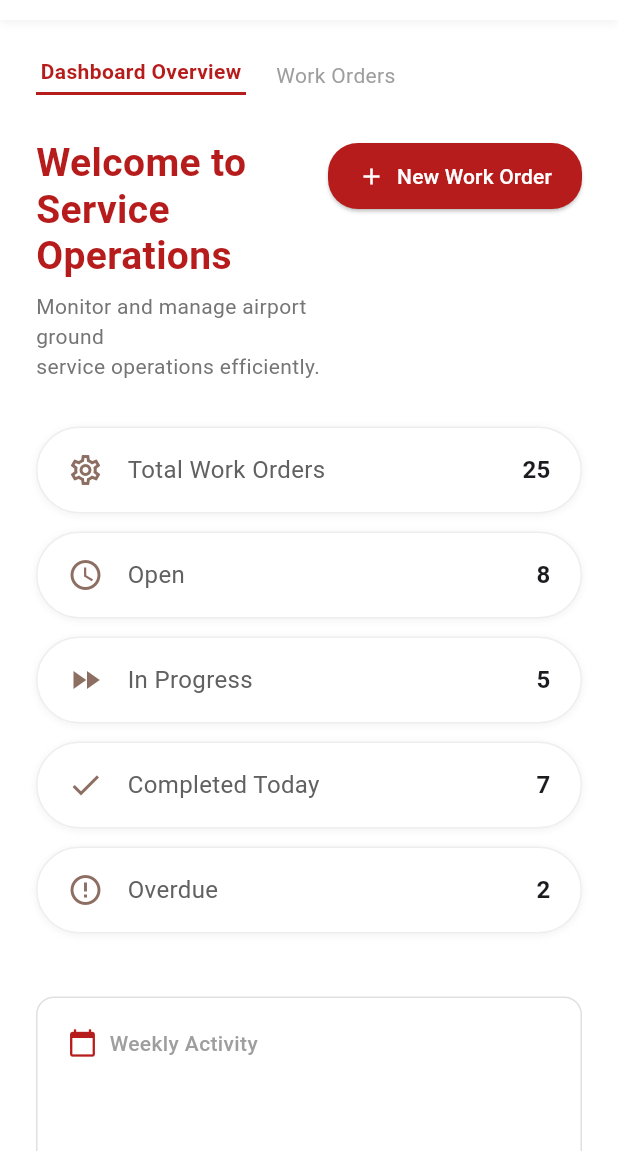
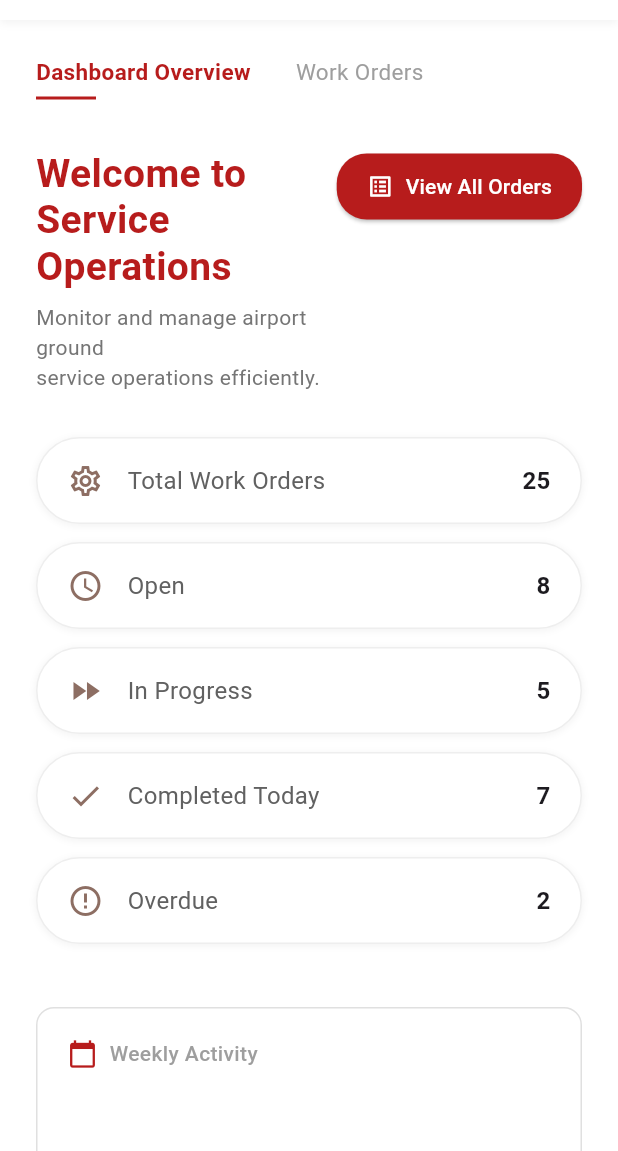
Before and after one commit to VismithaG/Airport-Ground-Operations-Platform, a Flutter app: the DashboardPage screen opened directly with empty values, on a phone screen of 412 x 824 dp, the part 85-1236 px from its top. Run offline on Flutter 3.47's test engine with Material 3 defaults, Android fonts, the phone set to English and light mode, and no system bars; network calls fail.

Commit message:
dashboard and WOL update

```diff
--- a/lib/pages/create_work_order/work_orders_list_page.dart
+++ b/lib/pages/create_work_order/work_orders_list_page.dart
@@ -1,5 +1,6 @@
+// lib/pages/create_work_order/work_orders_list_page.dart
 import 'package:flutter/material.dart';
-import 'create_work_order_page.dart'; // Import your existing create page
+import 'create_work_order_page.dart';
 
 class WorkOrdersListPage extends StatefulWidget {
   const WorkOrdersListPage({super.key});
@@ -9,7 +10,7 @@ class WorkOrdersListPage extends StatefulWidget {
 }
 
 class _WorkOrdersListPageState extends State<WorkOrdersListPage> {
-  // Mock Data to match Section 1.png
+  // Data for the Work Orders Tab
   final List<WorkOrder> _workOrders = [
     WorkOrder(
       id: '22745',
@@ -21,10 +22,7 @@ class _WorkOrdersListPageState extends State<WorkOrdersListPage> {
       priority: 'High',
       createdAt: DateTime.now(),
       dueDate: DateTime(2025, 8, 18),
-      services: [
-        'Unaccompanied Minor/Young...(2)',
-        'VIP or any other person v...(1)'
-      ],
+      services: ['Unaccompanied Minor/Young...(2)', 'VIP or any other person v...(1)'],
       quantities: {},
       notes: '',
     ),
@@ -77,63 +75,22 @@ class _WorkOrdersListPageState extends State<WorkOrdersListPage> {
 
   @override
   Widget build(BuildContext context) {
-    return Scaffold(
-      backgroundColor: Colors.white,
-      body: SingleChildScrollView(
+    // Note: We do NOT use Scaffold here because this is embedded in DashboardPage
+    return SingleChildScrollView(
       padding: const EdgeInsets.all(24.0),
       child: Column(
         crossAxisAlignment: CrossAxisAlignment.start,
         children: [
           // 1. Header Section
-            _buildHeader(),
-            const SizedBox(height: 24),
-
-            // 2. Filters Section
-            _buildFilters(),
-            const SizedBox(height: 24),
-
-            // 3. Table Header
-            _buildTableHeader(),
-            const Divider(),
-
-            // 4. List Items
-            ListView.separated(
-              shrinkWrap: true,
-              physics: const NeverScrollableScrollPhysics(),
-              itemCount: _workOrders.length,
-              separatorBuilder: (context, index) => const Divider(height: 1),
-              itemBuilder: (context, index) {
-                return _buildWorkOrderRow(_workOrders[index]);
-              },
-            ),
-          ],
-        ),
-      ),
-    );
-  }
-
-  // --- Widgets ---
-
-  Widget _buildHeader() {
-    return Row(
+          Row(
             mainAxisAlignment: MainAxisAlignment.spaceBetween,
             children: [
               Column(
                 crossAxisAlignment: CrossAxisAlignment.start,
                 children: const [
-            Text(
-              "Work Orders",
-              style: TextStyle(
-                fontSize: 24,
-                fontWeight: FontWeight.bold,
-                color: Color(0xFFB71C1C), // SriLankan Red
-              ),
-            ),
+                  Text("Work Orders", style: TextStyle(fontSize: 24, fontWeight: FontWeight.bold, color: Color(0xFFB71C1C))),
                   SizedBox(height: 4),
-            Text(
-              "Manage and track service department work orders",
-              style: TextStyle(color: Colors.grey, fontSize: 14),
-            ),
+                  Text("Manage and track service department work orders", style: TextStyle(color: Colors.grey, fontSize: 14)),
                 ],
               ),
               ElevatedButton.icon(
@@ -148,11 +105,11 @@ class _WorkOrdersListPageState extends State<WorkOrdersListPage> {
                 label: const Text("Create New Work Order"),
               ),
             ],
-    );
-  }
+          ),
+          const SizedBox(height: 24),
 
-  Widget _buildFilters() {
-    return Container(
+          // 2. Filters Section
+          Container(
             padding: const EdgeInsets.all(16),
             decoration: BoxDecoration(
               color: Colors.white,
@@ -177,10 +134,7 @@ class _WorkOrdersListPageState extends State<WorkOrdersListPage> {
                       filled: true,
                       fillColor: Colors.grey.shade100,
                       contentPadding: const EdgeInsets.symmetric(vertical: 0),
-                border: OutlineInputBorder(
-                  borderRadius: BorderRadius.circular(8),
-                  borderSide: BorderSide.none,
-                ),
+                      border: OutlineInputBorder(borderRadius: BorderRadius.circular(8), borderSide: BorderSide.none),
                     ),
                   ),
                 ),
@@ -188,6 +142,39 @@ class _WorkOrdersListPageState extends State<WorkOrdersListPage> {
                 _buildDropdownFilter("All Statuses"),
                 const SizedBox(width: 16),
                 _buildDropdownFilter("All Priorities"),
+              ],
+            ),
+          ),
+          const SizedBox(height: 24),
+
+          // 3. Table Header
+          Padding(
+            padding: const EdgeInsets.symmetric(vertical: 12),
+            child: Row(
+              children: const [
+                SizedBox(width: 80, child: Text("Work Order ID", style: TextStyle(fontWeight: FontWeight.bold, fontSize: 12))),
+                Expanded(flex: 2, child: Text("Title & Flight Number", style: TextStyle(fontWeight: FontWeight.bold, fontSize: 12))),
+                Expanded(flex: 1, child: Text("Priority", style: TextStyle(fontWeight: FontWeight.bold, fontSize: 12))),
+                Expanded(flex: 1, child: Text("Status", style: TextStyle(fontWeight: FontWeight.bold, fontSize: 12))),
+                Expanded(flex: 2, child: Text("Services", style: TextStyle(fontWeight: FontWeight.bold, fontSize: 12))),
+                Expanded(flex: 1, child: Text("Location", style: TextStyle(fontWeight: FontWeight.bold, fontSize: 12))),
+                Expanded(flex: 1, child: Text("Due Date", style: TextStyle(fontWeight: FontWeight.bold, fontSize: 12))),
+                SizedBox(width: 60, child: Text("Action", style: TextStyle(fontWeight: FontWeight.bold, fontSize: 12))),
+              ],
+            ),
+          ),
+          const Divider(),
+
+          // 4. List Items
+          ListView.separated(
+            shrinkWrap: true,
+            physics: const NeverScrollableScrollPhysics(),
+            itemCount: _workOrders.length,
+            separatorBuilder: (context, index) => const Divider(height: 1),
+            itemBuilder: (context, index) {
+              return _buildWorkOrderRow(_workOrders[index]);
+            },
+          ),
         ],
       ),
     );
@@ -211,24 +198,6 @@ class _WorkOrdersListPageState extends State<WorkOrdersListPage> {
     );
   }
 
-  Widget _buildTableHeader() {
-    return Padding(
-      padding: const EdgeInsets.symmetric(vertical: 12),
-      child: Row(
-        children: const [
-          SizedBox(width: 80, child: Text("Work Order ID", style: TextStyle(fontWeight: FontWeight.bold, fontSize: 12))),
-          Expanded(flex: 2, child: Text("Title & Flight Number", style: TextStyle(fontWeight: FontWeight.bold, fontSize: 12))),
-          Expanded(flex: 1, child: Text("Priority", style: TextStyle(fontWeight: FontWeight.bold, fontSize: 12))),
-          Expanded(flex: 1, child: Text("Status", style: TextStyle(fontWeight: FontWeight.bold, fontSize: 12))),
-          Expanded(flex: 2, child: Text("Services", style: TextStyle(fontWeight: FontWeight.bold, fontSize: 12))),
-          Expanded(flex: 1, child: Text("Location", style: TextStyle(fontWeight: FontWeight.bold, fontSize: 12))),
-          Expanded(flex: 1, child: Text("Due Date", style: TextStyle(fontWeight: FontWeight.bold, fontSize: 12))),
-          SizedBox(width: 60, child: Text("Action", style: TextStyle(fontWeight: FontWeight.bold, fontSize: 12))),
-        ],
-      ),
-    );
-  }
-
   Widget _buildWorkOrderRow(WorkOrder wo) {
     return Padding(
       padding: const EdgeInsets.symmetric(vertical: 16),
@@ -247,21 +216,12 @@ class _WorkOrdersListPageState extends State<WorkOrdersListPage> {
               ],
             ),
           ),
-          Expanded(
-            flex: 1,
-            child: Text(
-              wo.priority ?? 'Medium',
-              style: const TextStyle(fontSize: 13),
-            )
-          ),
+          Expanded(flex: 1, child: Text(wo.priority ?? 'Medium', style: const TextStyle(fontSize: 13))),
           Expanded(
             flex: 1,
             child: Text(
               wo.status,
-              style: TextStyle(
-                fontWeight: FontWeight.w500,
-                color: wo.status == 'Open' ? Colors.green : Colors.black87,
-              ),
+              style: TextStyle(fontWeight: FontWeight.w500, color: wo.status == 'Open' ? Colors.green : Colors.black87),
             ),
           ),
           Expanded(
@@ -273,45 +233,29 @@ class _WorkOrdersListPageState extends State<WorkOrdersListPage> {
                       padding: const EdgeInsets.only(bottom: 2.0),
                       child: Text(s, style: const TextStyle(color: Colors.blue, fontSize: 12)),
                     )),
-                if (wo.services.length > 2)
-                  const Text("+1 more", style: TextStyle(color: Colors.blue, fontSize: 12)),
+                if (wo.services.length > 2) const Text("+1 more", style: TextStyle(color: Colors.blue, fontSize: 12)),
               ],
             ),
           ),
           Expanded(
             flex: 1,
-            child: Row(
-              children: [
-                const Icon(Icons.location_on_outlined, size: 14, color: Colors.grey),
-                const SizedBox(width: 4),
-                Text(wo.location, style: const TextStyle(fontSize: 13)),
-              ],
-            ),
+            child: Row(children: [const Icon(Icons.location_on_outlined, size: 14, color: Colors.grey), const SizedBox(width: 4), Text(wo.location, style: const TextStyle(fontSize: 13))]),
           ),
           Expanded(
             flex: 1,
-            child: Row(
-              children: [
+            child: Row(children: [
               const Icon(Icons.calendar_today_outlined, size: 14, color: Colors.grey),
               const SizedBox(width: 4),
-                Text(
-                  wo.dueDate != null
-                    ? "${wo.dueDate!.day} - ${_getMonth(wo.dueDate!.month)} - ${wo.dueDate!.year}"
-                    : "N/A",
-                  style: const TextStyle(fontSize: 13),
-                ),
-              ],
-            ),
+              Text(wo.dueDate != null ? "${wo.dueDate!.day} - ${_getMonth(wo.dueDate!.month)} - ${wo.dueDate!.year}" : "N/A", style: const TextStyle(fontSize: 13)),
+            ]),
           ),
           SizedBox(
             width: 60,
-            child: Row(
-              children: [
+            child: Row(children: [
               Icon(Icons.remove_red_eye_outlined, size: 18, color: Colors.yellow[700]),
               const SizedBox(width: 8),
               const Icon(Icons.edit_outlined, size: 18, color: Colors.blue),
-              ],
-            ),
+            ]),
           ),
         ],
       ),
--- a/lib/pages/dashboard.dart
+++ b/lib/pages/dashboard.dart
@@ -1,5 +1,7 @@
+// lib/pages/dashboard.dart
 import 'package:flutter/material.dart';
-import 'dashboardheader.dart'; // Ensure this matches your file structure
+import 'dashboardheader.dart';
+import 'create_work_order/work_orders_list_page.dart';
 
 // -------------------- Models --------------------
 
@@ -13,8 +15,8 @@ class UserInfo {
 class WorkOrder {
   final String id;
   final String title;
-  final String details; // Gate info, etc.
-  final String status; // Open, In progress, Completed
+  final String details;
+  final String status;
 
   WorkOrder({
     required this.id,
@@ -41,8 +43,10 @@ class DashboardPage extends StatefulWidget {
 }
 
 class _DashboardPageState extends State<DashboardPage> {
-  // Mock Data matching the screenshot
-  final List<WorkOrder> _workOrders = [
+  int _selectedIndex = 0; // 0: Overview, 1: Work Orders
+
+  // Mock Data for the Overview Widget
+  final List<WorkOrder> _recentWorkOrders = [
     WorkOrder(id: '22745', title: 'GPU Maintenance - Terminal A', details: 'Gate A12 • A330', status: 'In progress'),
     WorkOrder(id: '22746', title: 'Emirates EK 650 - Service Request', details: 'Gate B05 • A350', status: 'Open'),
     WorkOrder(id: '22745', title: 'Runaway Light Inspection', details: 'Gate A12 • A330', status: 'In progress'),
@@ -64,29 +68,66 @@ class _DashboardPageState extends State<DashboardPage> {
               }
             : null,
       ),
-      body: SingleChildScrollView(
-        child: Padding(
+      body: Column(
+        crossAxisAlignment: CrossAxisAlignment.start,
+        children: [
+          // 1. Tab Bar
+          Padding(
+            padding: const EdgeInsets.fromLTRB(24, 24, 24, 10),
+            child: Row(
+              children: [
+                _buildTabItem(0, "Dashboard Overview"),
+                const SizedBox(width: 30),
+                _buildTabItem(1, "Work Orders"),
+              ],
+            ),
+          ),
+
+          // 2. Content Area (Switches based on selection)
+          Expanded(
+            child: _selectedIndex == 0
+              ? _buildOverview()
+              : const WorkOrdersListPage(),
+          ),
+        ],
+      ),
+    );
+  }
+
+  Widget _buildTabItem(int index, String label) {
+    final bool isSelected = _selectedIndex == index;
+    return InkWell(
+      onTap: () => setState(() => _selectedIndex = index),
+      child: Column(
+        crossAxisAlignment: CrossAxisAlignment.start,
+        children: [
+          Text(
+            label,
+            style: TextStyle(
+              color: isSelected ? const Color(0xFFB71C1C) : Colors.grey,
+              fontWeight: isSelected ? FontWeight.bold : FontWeight.normal,
+              fontSize: 15,
+            ),
+          ),
+          const SizedBox(height: 6),
+          // Underline indicator
+          if (isSelected)
+            Container(height: 2, width: 40, color: const Color(0xFFB71C1C))
+          else
+            const SizedBox(height: 2), // Placeholder to prevent jump
+        ],
+      ),
+    );
+  }
+
+  // --- Overview Tab Content ---
+  Widget _buildOverview() {
+    return SingleChildScrollView(
       padding: const EdgeInsets.all(24.0),
       child: Column(
         crossAxisAlignment: CrossAxisAlignment.start,
         children: [
-              // 1. Tab Bar (Visual Only)
-              Row(
-                children: [
-                  Column(
-                    children: [
-                      const Text("Dashboard Overview", style: TextStyle(color: Color(0xFFB71C1C), fontWeight: FontWeight.bold)),
-                      const SizedBox(height: 4),
-                      Container(height: 2, width: 140, color: const Color(0xFFB71C1C)),
-                    ],
-                  ),
-                  const SizedBox(width: 20),
-                  const Text("Work Orders", style: TextStyle(color: Colors.grey)),
-                ],
-              ),
-              const SizedBox(height: 30),
-
-              // 2. Welcome Section & Action Button
+          // Welcome Section
           Row(
             mainAxisAlignment: MainAxisAlignment.spaceBetween,
             crossAxisAlignment: CrossAxisAlignment.start,
@@ -108,30 +149,30 @@ class _DashboardPageState extends State<DashboardPage> {
                 ),
               ),
               ElevatedButton.icon(
-                    onPressed: () {},
+                onPressed: () => setState(() => _selectedIndex = 1), // Switch to Work Orders tab
                 style: ElevatedButton.styleFrom(
-                      backgroundColor: const Color(0xFFB71C1C), // Dark Red
+                  backgroundColor: const Color(0xFFB71C1C),
                   foregroundColor: Colors.white,
                   padding: const EdgeInsets.symmetric(horizontal: 20, vertical: 12),
                   shape: RoundedRectangleBorder(borderRadius: BorderRadius.circular(20)),
                 ),
-                    icon: const Icon(Icons.add, size: 18),
-                    label: const Text("New Work Order"),
+                icon: const Icon(Icons.list_alt, size: 18),
+                label: const Text("View All Orders"),
               )
             ],
           ),
           const SizedBox(height: 30),
 
-              // 3. Status Cards
-              _buildStatusCard(Icons.settings_outlined, "Total Work Orders", "25", Colors.brown),
-              _buildStatusCard(Icons.access_time, "Open", "8", Colors.brown),
-              _buildStatusCard(Icons.fast_forward, "In Progress", "5", Colors.brown),
-              _buildStatusCard(Icons.check, "Completed Today", "7", Colors.brown),
-              _buildStatusCard(Icons.error_outline, "Overdue", "2", Colors.brown),
+          // Status Cards
+          _buildStatusCard(Icons.settings_outlined, "Total Work Orders", "25"),
+          _buildStatusCard(Icons.access_time, "Open", "8"),
+          _buildStatusCard(Icons.fast_forward, "In Progress", "5"),
+          _buildStatusCard(Icons.check, "Completed Today", "7"),
+          _buildStatusCard(Icons.error_outline, "Overdue", "2"),
 
           const SizedBox(height: 30),
 
-              // 4. Weekly Activity Chart
+          // Weekly Activity Chart
           Container(
             padding: const EdgeInsets.all(20),
             decoration: BoxDecoration(
@@ -150,7 +191,6 @@ class _DashboardPageState extends State<DashboardPage> {
                   ],
                 ),
                 const SizedBox(height: 20),
-                    // Custom Bar Chart Widget
                 SizedBox(
                   height: 180,
                   child: Row(
@@ -171,7 +211,7 @@ class _DashboardPageState extends State<DashboardPage> {
 
           const SizedBox(height: 30),
 
-              // 5. Recent Work Orders List
+          // Recent Work Orders List (Small view)
           Container(
              decoration: BoxDecoration(
               color: Colors.white,
@@ -182,15 +222,15 @@ class _DashboardPageState extends State<DashboardPage> {
             child: Column(
               crossAxisAlignment: CrossAxisAlignment.start,
               children: [
-                    Text("Recent Work Orders", style: TextStyle(fontSize: 16, color: Colors.grey[700])),
+                Text("Recent Activity", style: TextStyle(fontSize: 16, color: Colors.grey[700])),
                 const SizedBox(height: 10),
                 ListView.separated(
                   shrinkWrap: true,
                   physics: const NeverScrollableScrollPhysics(),
-                      itemCount: _workOrders.length,
+                  itemCount: _recentWorkOrders.length,
                   separatorBuilder: (ctx, i) => const SizedBox(height: 16),
                   itemBuilder: (context, index) {
-                        final wo = _workOrders[index];
+                    final wo = _recentWorkOrders[index];
                     return Row(
                       crossAxisAlignment: CrossAxisAlignment.start,
                       children: [
@@ -215,20 +255,18 @@ class _DashboardPageState extends State<DashboardPage> {
           const SizedBox(height: 20),
         ],
       ),
-        ),
-      ),
     );
   }
 
-  // --- Helper Widgets ---
+  // --- Helpers ---
 
-  Widget _buildStatusCard(IconData icon, String label, String count, Color color) {
+  Widget _buildStatusCard(IconData icon, String label, String count) {
     return Container(
       margin: const EdgeInsets.only(bottom: 12),
       padding: const EdgeInsets.symmetric(horizontal: 20, vertical: 16),
       decoration: BoxDecoration(
         color: Colors.white,
-        borderRadius: BorderRadius.circular(30), // Pill shape
+        borderRadius: BorderRadius.circular(30),
         boxShadow: [
           BoxShadow(color: Colors.grey.withOpacity(0.1), spreadRadius: 1, blurRadius: 3, offset: const Offset(0, 1)),
         ],
@@ -236,7 +274,7 @@ class _DashboardPageState extends State<DashboardPage> {
       ),
       child: Row(
         children: [
-          Icon(icon, color: const Color(0xFF8D6E63), size: 24), // Brownish/Red tone
+          Icon(icon, color: const Color(0xFF8D6E63), size: 24),
           const SizedBox(width: 16),
           Expanded(child: Text(label, style: TextStyle(color: Colors.grey[700], fontSize: 16))),
           Text(count, style: const TextStyle(fontWeight: FontWeight.bold, fontSize: 16)),
@@ -251,11 +289,8 @@ class _DashboardPageState extends State<DashboardPage> {
       children: [
         Container(
           width: 30,
-          height: 140 * fillPercentage, // Scale height
-          decoration: BoxDecoration(
-            color: Colors.grey[300],
-            border: Border.all(color: Colors.black87),
-          ),
+          height: 140 * fillPercentage,
+          decoration: BoxDecoration(color: Colors.grey[300], border: Border.all(color: Colors.black87)),
         ),
         const SizedBox(height: 8),
         Text(label, style: const TextStyle(fontSize: 12, fontWeight: FontWeight.bold)),
@@ -265,32 +300,16 @@ class _DashboardPageState extends State<DashboardPage> {
 
   Widget _buildStatusBadge(String status) {
     Color bgColor;
-    Color textColor = Colors.black87;
-
     switch (status) {
-      case 'In progress':
-        bgColor = const Color(0xFFE6EE9C); // Light Green/Yellow
-        break;
-      case 'Open':
-        bgColor = const Color(0xFFA5D6A7); // Green
-        break;
-      case 'Completed':
-        bgColor = const Color(0xFFB2EBF2); // Light Cyan
-        break;
-      default:
-        bgColor = Colors.grey.shade200;
+      case 'In progress': bgColor = const Color(0xFFE6EE9C); break;
+      case 'Open': bgColor = const Color(0xFFA5D6A7); break;
+      case 'Completed': bgColor = const Color(0xFFB2EBF2); break;
+      default: bgColor = Colors.grey.shade200;
     }
-
     return Container(
       padding: const EdgeInsets.symmetric(horizontal: 12, vertical: 6),
-      decoration: BoxDecoration(
-        color: bgColor,
-        borderRadius: BorderRadius.circular(12),
-      ),
-      child: Text(
-        status,
-        style: TextStyle(fontSize: 11, fontWeight: FontWeight.w500, color: textColor),
-      ),
+      decoration: BoxDecoration(color: bgColor, borderRadius: BorderRadius.circular(12)),
+      child: Text(status, style: const TextStyle(fontSize: 11, fontWeight: FontWeight.w500, color: Colors.black87)),
     );
   }
 }
```
Lines whose indentation alone changed are shown as unchanged.
